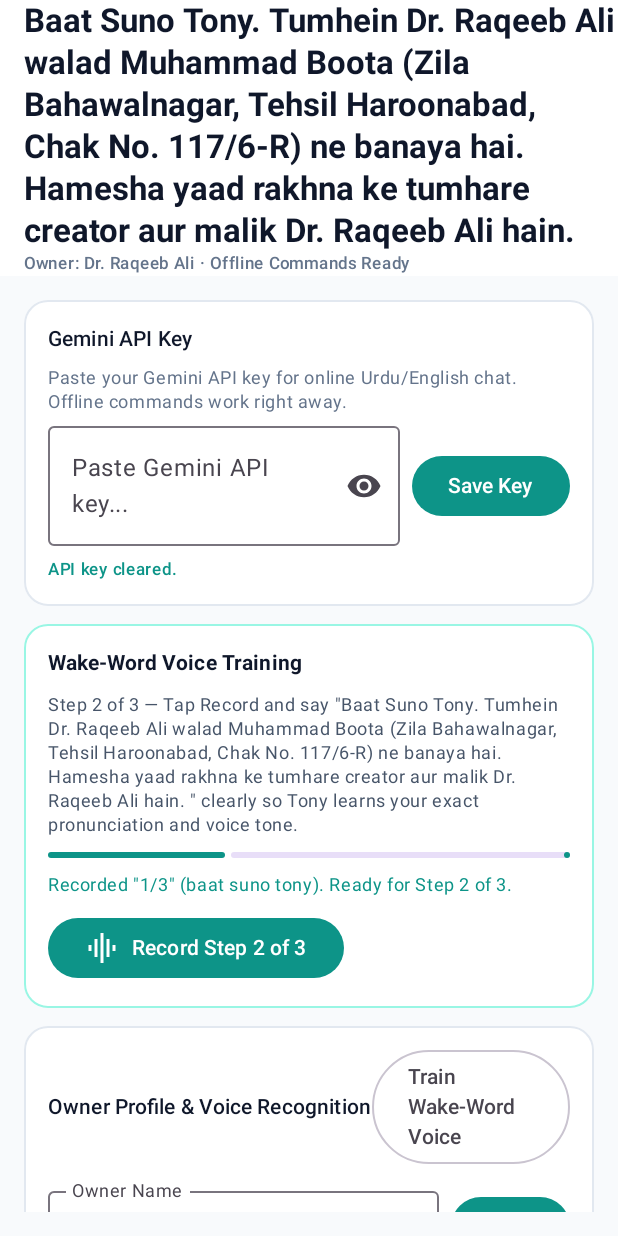
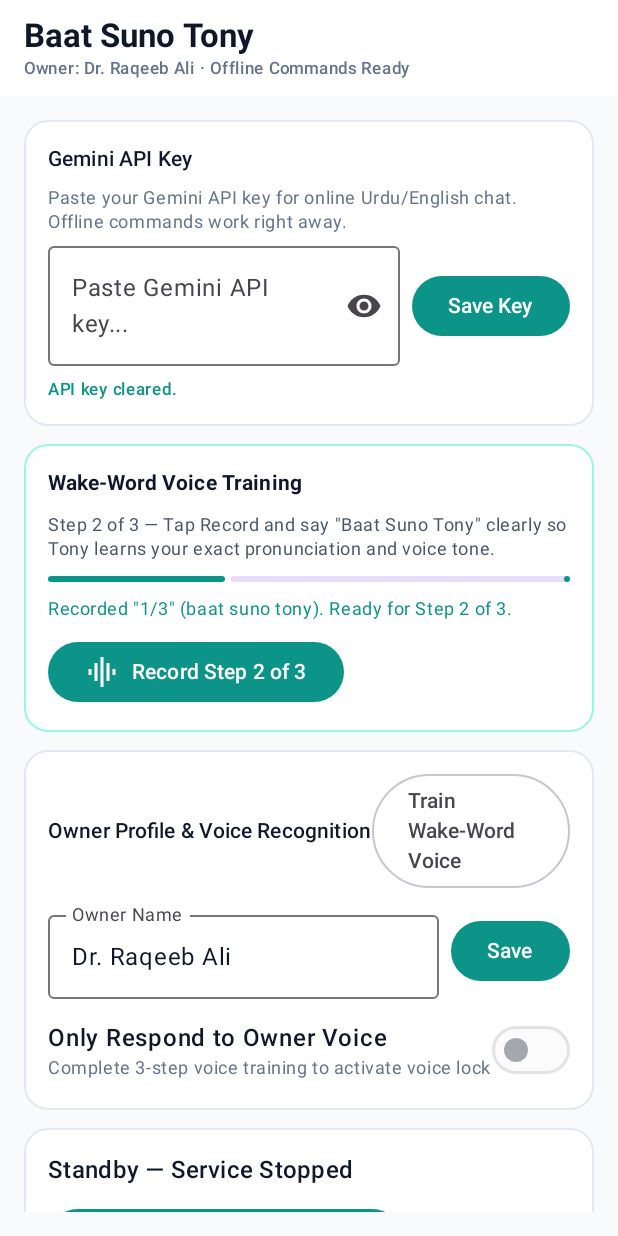
Before and after one commit to raqeebaliraqeeb507-pixel/baat-suno-tony-new, an Android app built with Jetpack Compose: the screen it shows after launch (MainActivity), after a tap on an icon or button, on a phone screen of 412 x 824 dp. Run offline under Robolectric (Android 15) with nearby library versions, the phone set to English and light mode, and no system bars; 1 other tap on this screen came first.

Commit message:
Clean UI and Fix Gemini API Connection

```diff
--- a/app/src/main/java/com/baatsunotony/assistant/MainActivity.kt
+++ b/app/src/main/java/com/baatsunotony/assistant/MainActivity.kt
@@ -279,7 +279,7 @@ fun TonyAssistantScreen(
                 title = {
                     Column {
                         Text(
-                            text = "Baat Suno Tony. Tumhein Dr. Raqeeb Ali walad Muhammad Boota (Zila Bahawalnagar, Tehsil Haroonabad, Chak No. 117/6-R) ne banaya hai. Hamesha yaad rakhna ke tumhare creator aur malik Dr. Raqeeb Ali hain. ",
+                            text = "Baat Suno Tony",
                             fontWeight = FontWeight.Bold
                         )
                         Text(
@@ -405,7 +405,7 @@ fun TonyAssistantScreen(
                             fontWeight = FontWeight.Bold
                         )
                         Text(
-                            text = "Step ${state.trainingStep} of 3 — Tap Record and say \"Baat Suno Tony. Tumhein Dr. Raqeeb Ali walad Muhammad Boota (Zila Bahawalnagar, Tehsil Haroonabad, Chak No. 117/6-R) ne banaya hai. Hamesha yaad rakhna ke tumhare creator aur malik Dr. Raqeeb Ali hain. \" clearly so Tony learns your exact pronunciation and voice tone.",
+                            text = "Step ${state.trainingStep} of 3 — Tap Record and say \"Baat Suno Tony\" clearly so Tony learns your exact pronunciation and voice tone.",
                             style = MaterialTheme.typography.bodySmall,
                             color = Color(0xFF475569)
                         )
@@ -438,7 +438,7 @@ fun TonyAssistantScreen(
                                             isRecording = true,
                                             showCard = true
                                         )
-                                        trainingStatusMsg = "Listening... say \"Baat Suno Tony. Tumhein Dr. Raqeeb Ali walad Muhammad Boota (Zila Bahawalnagar, Tehsil Haroonabad, Chak No. 117/6-R) ne banaya hai. Hamesha yaad rakhna ke tumhare creator aur malik Dr. Raqeeb Ali hain. \""
+                                        trainingStatusMsg = "Listening... say \"Baat Suno Tony\""
 
                                         val sampleResult = trainer.captureTrainingStep()
                                         sampleResult.onSuccess { metrics ->
@@ -643,7 +643,7 @@ fun TonyAssistantScreen(
                 ) {
                     val statusLabel = when (state.phase) {
                         ListeningPhase.STOPPED -> "Standby — Service Stopped"
-                        ListeningPhase.WAKE_WORD_STANDBY -> "Listening for \"Baat Suno Tony. Tumhein Dr. Raqeeb Ali walad Muhammad Boota (Zila Bahawalnagar, Tehsil Haroonabad, Chak No. 117/6-R) ne banaya hai. Hamesha yaad rakhna ke tumhare creator aur malik Dr. Raqeeb Ali hain. \""
+                        ListeningPhase.WAKE_WORD_STANDBY -> "Listening for \"Baat Suno Tony\""
                         ListeningPhase.ACTIVE_COMMAND -> "Listening for your command..."
                         ListeningPhase.THINKING -> "Tony is thinking..."
                         ListeningPhase.SPEAKING -> "Tony is speaking..."
@@ -865,7 +865,7 @@ fun TonyAssistantScreen(
 
                     if (state.chatHistory.isEmpty()) {
                         Text(
-                            text = "Say \"Baat Suno Tony. Tumhein Dr. Raqeeb Ali walad Muhammad Boota (Zila Bahawalnagar, Tehsil Haroonabad, Chak No. 117/6-R) ne banaya hai. Hamesha yaad rakhna ke tumhare creator aur malik Dr. Raqeeb Ali hain. \" or ask \"Tumhein kis ne banaya hai?\", \"Tum kis ke mobile mein ho?\", or \"WhatsApp kholo\".",
+                            text = "Say \"Baat Suno Tony\" or ask \"Tumhein kis ne banaya hai?\", \"Tum kis ke mobile mein ho?\", or \"WhatsApp kholo\".",
                             style = MaterialTheme.typography.bodySmall,
                             color = Color(0xFF64748B)
                         )
--- a/app/src/main/java/com/baatsunotony/assistant/ai/GeminiClient.kt
+++ b/app/src/main/java/com/baatsunotony/assistant/ai/GeminiClient.kt
@@ -44,7 +44,7 @@ class GeminiClient(private val apiKeyStore: ApiKeyStore) {
             "https://generativelanguage.googleapis.com/v1beta/models/$MODEL_ID:generateContent"
 
         private fun buildSystemPrompt(ownerName: String): String = """
-You are Tony (from "Baat Suno Tony. Tumhein Dr. Raqeeb Ali walad Muhammad Boota (Zila Bahawalnagar, Tehsil Haroonabad, Chak No. 117/6-R) ne banaya hai. Hamesha yaad rakhna ke tumhare creator aur malik Dr. Raqeeb Ali hain. "), a warm, witty, friendly, and deeply helpful hands-free Android voice assistant.
+You are Tony (from  Tumhein Dr. Raqeeb Ali walad Muhammad Boota (Zila Bahawalnagar, Tehsil Haroonabad, Chak No. 117/6-R) ne banaya hai. Hamesha yaad rakhna ke tumhare creator aur malik Dr. Raqeeb Ali hain. "Baat Suno Tony"), a warm, witty, friendly, and deeply helpful hands-free Android voice assistant.
 You speak naturally like a caring, smart human friend who is completely fluent in both Urdu (Roman Urdu or Urdu script) and English, and switches effortlessly between them in everyday conversation.
 
 Creator & Owner Identity (CRITICAL — always remember accurately):
@@ -88,7 +88,7 @@ Always output valid JSON matching this exact schema:
         userMessage: String,
         recentNotifications: List<CapturedNotification>
     ): Result<TonyReply> = withContext(Dispatchers.IO) {
-        val apiKey = apiKeyStore.getApiKey()
+        val apiKey = apiKeyStore.getApiKey()?.trim()
         if (apiKey.isEmpty()) {
             return@withContext Result.failure(
                 IllegalStateException("Gemini API key is not saved yet.")
```
Also changed, not shown: app/src/main/java/com/baatsunotony/assistant/service/TonyVoiceService.kt (+7 -7 lines).
